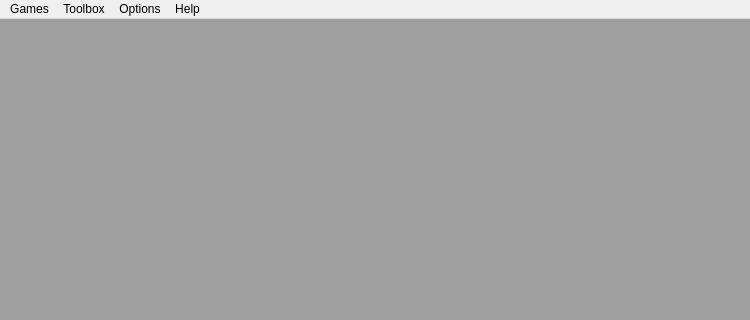
Before: the Qt Designer form src/ui/main_window.ui in MTSowbug/Mudlet_Protuna, drawn with Qt 5; both pictures show x 0 to 750 and y 0 to 320 of the 750 by 502 pixel window.
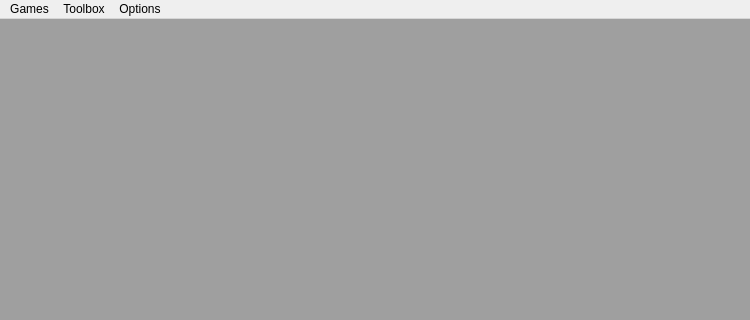
After: the same form once the commit is applied.

```diff
--- a/src/ui/main_window.ui
+++ b/src/ui/main_window.ui
@@ -112,7 +112,7 @@
     <addaction name="dactionOptions"/>
     <addaction name="dactionMultiView"/>
    </widget>
-   <widget class="QMenu" name="menuHelp">
+   <!-- <widget class="QMenu" name="menuHelp">
     <property name="title">
      <string>Help</string>
     </property>
@@ -122,7 +122,7 @@
     <addaction name="dactionMudletDiscord"/>
     <addaction name="dactionIRC"/>
     <addaction name="dactionForum"/>
-   </widget>
+   </widget> -->
    <!-- <widget class="QMenu" name="menuAbout">
     <property name="title">
      <string>About</string>
```
